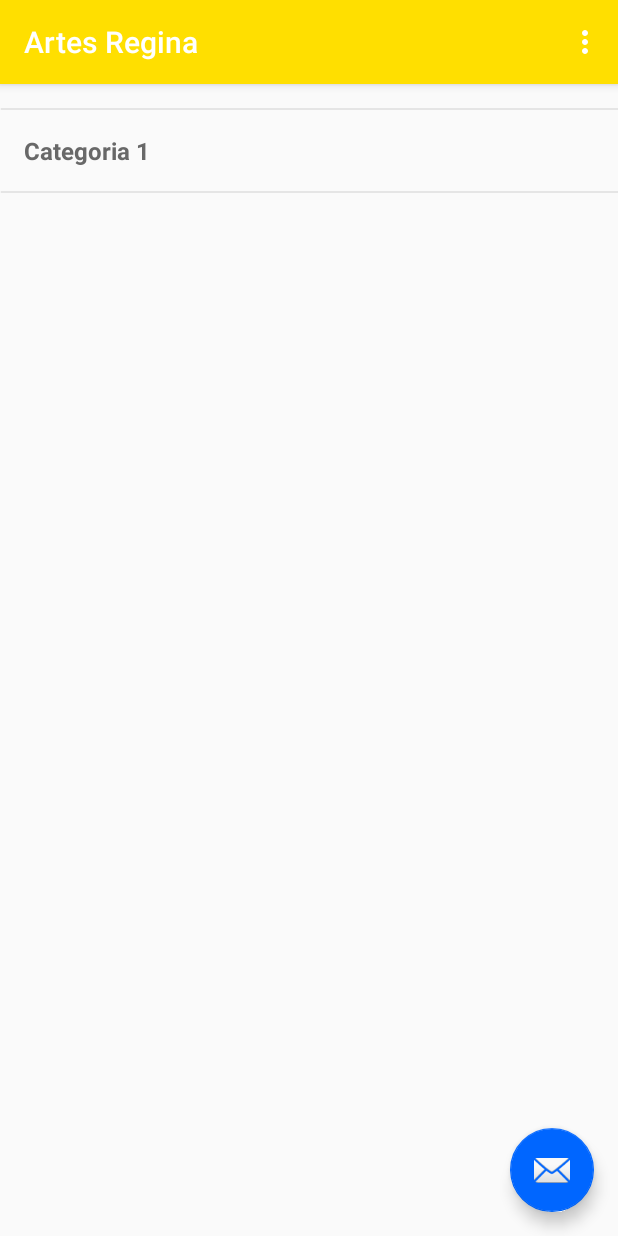
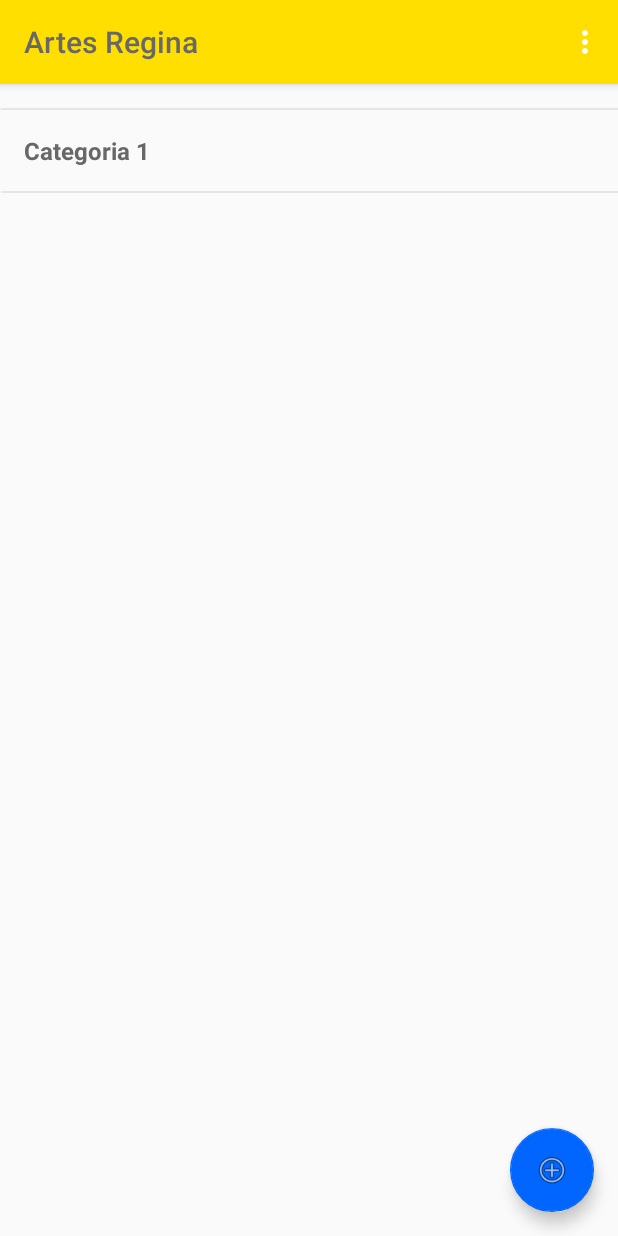
Before and after one commit to DiogoHenriqueC/ArtesRegina, an Android app: the screen it shows after launch (VitrineActivity), on a phone screen of 412 x 824 dp. Run offline under Robolectric (Android 15) with nearby library versions, the phone set to English and light mode, and no system bars; libraries missing offline, so code that uses them is left out: com.dgreenhalgh.android; 6 statements that could not run were skipped.

Commit message:
Ajust color

```diff
--- a/app/src/main/res/layout/activity_produto.xml
+++ b/app/src/main/res/layout/activity_produto.xml
@@ -20,6 +20,7 @@
             android:layout_width="match_parent"
             android:layout_height="?attr/actionBarSize"
             android:background="?attr/colorPrimary"
+            app:titleTextColor="@color/colorFontPrimary"
             app:popupTheme="@style/AppTheme.PopupOverlay" />
 
     </android.support.design.widget.AppBarLayout>
--- a/app/src/main/res/layout/activity_vitrine.xml
+++ b/app/src/main/res/layout/activity_vitrine.xml
@@ -16,6 +16,7 @@
             android:layout_width="match_parent"
             android:layout_height="?attr/actionBarSize"
             android:background="?attr/colorPrimary"
+            app:titleTextColor="@color/colorFontPrimary"
             app:popupTheme="@style/AppTheme.PopupOverlay" />
 
     </android.support.design.widget.AppBarLayout>
@@ -28,6 +29,6 @@
         android:layout_height="wrap_content"
         android:layout_gravity="bottom|end"
         android:layout_margin="@dimen/medio"
-        app:srcCompat="@android:drawable/ic_dialog_email" />
+        app:srcCompat="@android:drawable/ic_menu_add" />
 
 </android.support.design.widget.CoordinatorLayout>
```
